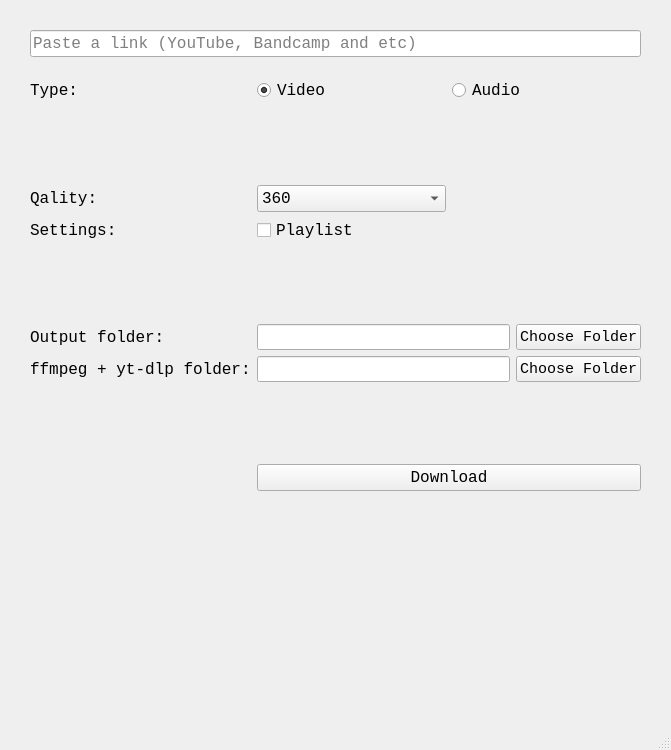
Qt form main.ui (johtai/simple-gui-downloader) before a commit.
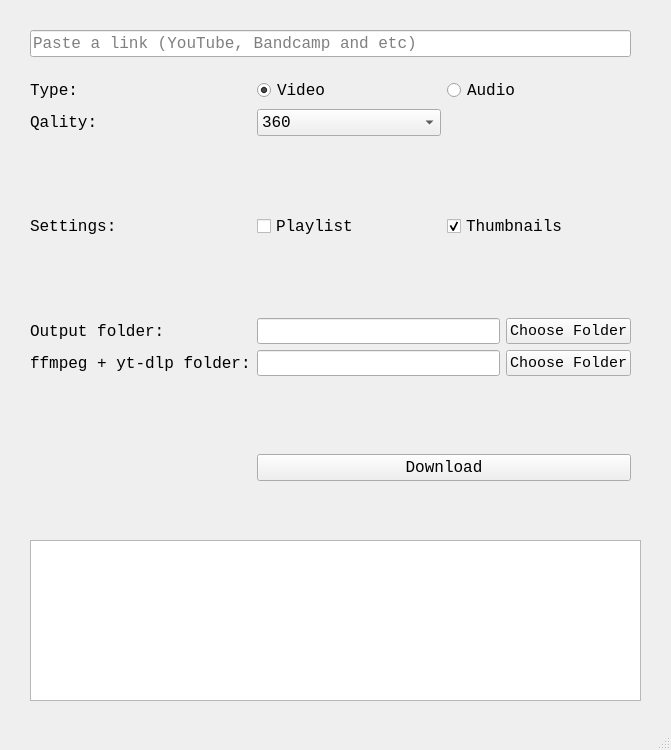
The same form after that commit.

The edit to the form file:
```diff
--- a/main.ui
+++ b/main.ui
@@ -46,8 +46,8 @@
      <rect>
       <x>30</x>
       <y>30</y>
-      <width>611</width>
-      <height>461</height>
+      <width>601</width>
+      <height>451</height>
      </rect>
     </property>
     <layout class="QVBoxLayout" name="verticalLayout_3">
@@ -94,8 +94,8 @@
      </item>
      <item>
       <layout class="QGridLayout" name="gridLayout">
-       <item row="7" column="0">
-        <widget class="QLabel" name="label_4">
+       <item row="3" column="0">
+        <widget class="QLabel" name="label_2">
          <property name="font">
           <font>
            <family>Consolas</family>
@@ -103,11 +103,43 @@
           </font>
          </property>
          <property name="text">
-          <string>ffmpeg + yt-dlp folder:</string>
+          <string>Qality:</string>
          </property>
         </widget>
        </item>
-       <item row="7" column="1">
+       <item row="12" column="1">
+        <widget class="QPushButton" name="button">
+         <property name="font">
+          <font>
+           <family>Consolas</family>
+           <pointsize>12</pointsize>
+          </font>
+         </property>
+         <property name="text">
+          <string>Download</string>
+         </property>
+         <property name="default">
+          <bool>false</bool>
+         </property>
+         <property name="flat">
+          <bool>false</bool>
+         </property>
+        </widget>
+       </item>
+       <item row="0" column="0">
+        <widget class="QLabel" name="label">
+         <property name="font">
+          <font>
+           <family>Consolas</family>
+           <pointsize>12</pointsize>
+          </font>
+         </property>
+         <property name="text">
+          <string>Type:</string>
+         </property>
+        </widget>
+       </item>
+       <item row="8" column="1">
         <layout class="QHBoxLayout" name="horizontalLayout_3">
          <item>
           <widget class="QLineEdit" name="libpath_line">
@@ -140,8 +172,15 @@
          </item>
         </layout>
        </item>
-       <item row="1" column="0">
-        <spacer name="verticalSpacer">
+       <item row="5" column="0">
+        <widget class="QLabel" name="label_5">
+         <property name="text">
+          <string>Settings:</string>
+         </property>
+        </widget>
+       </item>
+       <item row="9" column="0">
+        <spacer name="verticalSpacer_4">
          <property name="orientation">
           <enum>Qt::Vertical</enum>
          </property>
@@ -153,26 +192,119 @@
          </property>
         </spacer>
        </item>
-       <item row="4" column="1" alignment="Qt::AlignLeft">
-        <widget class="QCheckBox" name="playlist_checkbox">
+       <item row="6" column="0">
+        <spacer name="verticalSpacer_2">
+         <property name="orientation">
+          <enum>Qt::Vertical</enum>
+         </property>
+         <property name="sizeHint" stdset="0">
+          <size>
+           <width>20</width>
+           <height>40</height>
+          </size>
+         </property>
+        </spacer>
+       </item>
+       <item row="7" column="0">
+        <widget class="QLabel" name="label_3">
+         <property name="font">
+          <font>
+           <family>Consolas</family>
+           <pointsize>12</pointsize>
+          </font>
+         </property>
          <property name="text">
-          <string>Playlist</string>
+          <string>Output folder:</string>
          </property>
         </widget>
        </item>
-       <item row="11" column="0">
+       <item row="8" column="0">
+        <widget class="QLabel" name="label_4">
+         <property name="font">
+          <font>
+           <family>Consolas</family>
+           <pointsize>12</pointsize>
+          </font>
+         </property>
+         <property name="text">
+          <string>ffmpeg + yt-dlp folder:</string>
+         </property>
+        </widget>
+       </item>
+       <item row="12" column="0">
         <widget class="QLabel" name="label_6">
          <property name="text">
           <string/>
          </property>
         </widget>
        </item>
+       <item row="0" column="1">
+        <layout class="QHBoxLayout" name="horizontalLayout">
+         <item>
+          <widget class="QRadioButton" name="video_button">
+           <property name="font">
+            <font>
+             <family>Consolas</family>
+             <pointsize>12</pointsize>
+            </font>
+           </property>
+           <property name="text">
+            <string>Video</string>
+           </property>
+           <property name="checked">
+            <bool>true</bool>
+           </property>
+          </widget>
+         </item>
+         <item>
+          <widget class="QRadioButton" name="audio_button">
+           <property name="font">
+            <font>
+             <family>Consolas</family>
+             <pointsize>12</pointsize>
+            </font>
+           </property>
+           <property name="text">
+            <string>Audio</string>
+           </property>
+          </widget>
+         </item>
+        </layout>
+       </item>
+       <item row="5" column="1">
+        <layout class="QHBoxLayout" name="horizontalLayout_5">
+         <item>
+          <layout class="QGridLayout" name="gridLayout_2">
+           <item row="0" column="0">
+            <widget class="QCheckBox" name="playlist_checkbox">
+             <property name="text">
+              <string>Playlist</string>
+             </property>
+            </widget>
+           </item>
+           <item row="0" column="1">
+            <widget class="QCheckBox" name="thumbnail_checkbox">
+             <property name="text">
+              <string>Thumbnails</string>
+             </property>
+             <property name="checked">
+              <bool>true</bool>
+             </property>
+            </widget>
+           </item>
+          </layout>
+         </item>
+        </layout>
+       </item>
        <item row="3" column="1">
         <layout class="QVBoxLayout" name="verticalLayout_2">
          <item>
           <layout class="QHBoxLayout" name="horizontalLayout_4">
            <item>
             <widget class="QComboBox" name="quality_box">
+             <property name="currentText">
+              <string>Best</string>
+             </property>
              <item>
               <property name="text">
                <string>360</string>
@@ -211,131 +343,7 @@
          </item>
         </layout>
        </item>
-       <item row="3" column="0">
-        <widget class="QLabel" name="label_2">
-         <property name="font">
-          <font>
-           <family>Consolas</family>
-           <pointsize>12</pointsize>
-          </font>
-         </property>
-         <property name="text">
-          <string>Qality:</string>
-         </property>
-        </widget>
-       </item>
-       <item row="4" column="0">
-        <widget class="QLabel" name="label_5">
-         <property name="text">
-          <string>Settings:</string>
-         </property>
-        </widget>
-       </item>
-       <item row="5" column="0">
-        <spacer name="verticalSpacer_2">
-         <property name="orientation">
-          <enum>Qt::Vertical</enum>
-         </property>
-         <property name="sizeHint" stdset="0">
-          <size>
-           <width>20</width>
-           <height>40</height>
-          </size>
-         </property>
-        </spacer>
-       </item>
-       <item row="0" column="1">
-        <layout class="QHBoxLayout" name="horizontalLayout">
-         <item>
-          <widget class="QRadioButton" name="video_button">
-           <property name="font">
-            <font>
-             <family>Consolas</family>
-             <pointsize>12</pointsize>
-            </font>
-           </property>
-           <property name="text">
-            <string>Video</string>
-           </property>
-           <property name="checked">
-            <bool>true</bool>
-           </property>
-          </widget>
-         </item>
-         <item>
-          <widget class="QRadioButton" name="audio_button">
-           <property name="font">
-            <font>
-             <family>Consolas</family>
-             <pointsize>12</pointsize>
-            </font>
-           </property>
-           <property name="text">
-            <string>Audio</string>
-           </property>
-          </widget>
-         </item>
-        </layout>
-       </item>
-       <item row="8" column="0">
-        <spacer name="verticalSpacer_4">
-         <property name="orientation">
-          <enum>Qt::Vertical</enum>
-         </property>
-         <property name="sizeHint" stdset="0">
-          <size>
-           <width>20</width>
-           <height>40</height>
-          </size>
-         </property>
-        </spacer>
-       </item>
-       <item row="6" column="0">
-        <widget class="QLabel" name="label_3">
-         <property name="font">
-          <font>
-           <family>Consolas</family>
-           <pointsize>12</pointsize>
-          </font>
-         </property>
-         <property name="text">
-          <string>Output folder:</string>
-         </property>
-        </widget>
-       </item>
-       <item row="0" column="0">
-        <widget class="QLabel" name="label">
-         <property name="font">
-          <font>
-           <family>Consolas</family>
-           <pointsize>12</pointsize>
-          </font>
-         </property>
-         <property name="text">
-          <string>Type:</string>
-         </property>
-        </widget>
-       </item>
-       <item row="11" column="1">
-        <widget class="QPushButton" name="button">
-         <property name="font">
-          <font>
-           <family>Consolas</family>
-           <pointsize>12</pointsize>
-          </font>
-         </property>
-         <property name="text">
-          <string>Download</string>
-         </property>
-         <property name="default">
-          <bool>false</bool>
-         </property>
-         <property name="flat">
-          <bool>false</bool>
-         </property>
-        </widget>
-       </item>
-       <item row="6" column="1">
+       <item row="7" column="1">
         <layout class="QHBoxLayout" name="horizontalLayout_2">
          <item>
           <widget class="QLineEdit" name="outpath_line">
@@ -374,10 +382,33 @@
          </item>
         </layout>
        </item>
+       <item row="4" column="0">
+        <spacer name="verticalSpacer">
+         <property name="orientation">
+          <enum>Qt::Vertical</enum>
+         </property>
+         <property name="sizeHint" stdset="0">
+          <size>
+           <width>20</width>
+           <height>40</height>
+          </size>
+         </property>
+        </spacer>
+       </item>
       </layout>
      </item>
     </layout>
    </widget>
+   <widget class="QTextEdit" name="command_line">
+    <property name="geometry">
+     <rect>
+      <x>30</x>
+      <y>540</y>
+      <width>611</width>
+      <height>161</height>
+     </rect>
+    </property>
+   </widget>
   </widget>
   <widget class="QMenuBar" name="menubar">
    <property name="geometry">
```
